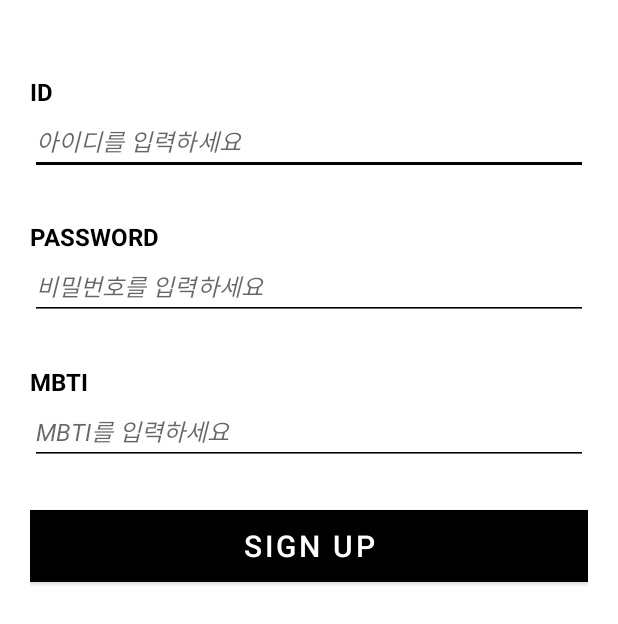
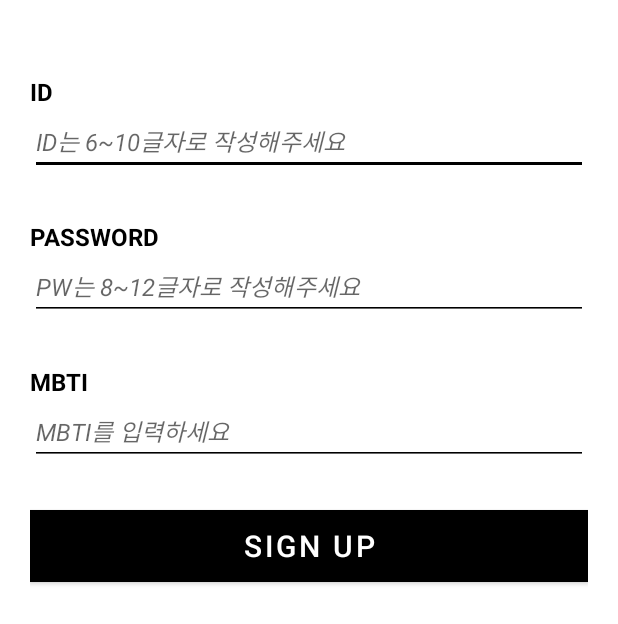
Before and after one commit to IN-SOPT-ANDROID/Yongmin-Kwon, an Android app: the SignUpActivity screen opened directly, with no data from a screen before it, on a phone screen of 412 x 824 dp. Shown: the top 624 px of the screen. Run offline under Robolectric (Android 15) with nearby library versions, the phone set to English and light mode, and no system bars.

Commit message:
modify signUp hint

```diff
--- a/app/src/main/res/layout/activity_sign_up.xml
+++ b/app/src/main/res/layout/activity_sign_up.xml
@@ -23,7 +23,7 @@
         android:layout_width="0dp"
         android:layout_height="wrap_content"
         android:backgroundTint="@color/black"
-        android:hint="@string/enterId"
+        android:hint="@string/idDescription"
         app:layout_constraintEnd_toEndOf="parent"
         app:layout_constraintStart_toStartOf="parent"
         app:layout_constraintTop_toBottomOf="@+id/textSignUpId" />
@@ -44,7 +44,7 @@
         android:layout_width="0dp"
         android:layout_height="wrap_content"
         android:backgroundTint="@color/black"
-        android:hint="@string/enterPw"
+        android:hint="@string/pwDescription"
         android:inputType="textPassword"
         app:layout_constraintEnd_toEndOf="parent"
         app:layout_constraintStart_toStartOf="parent"
--- a/app/src/main/res/values/strings.xml
+++ b/app/src/main/res/values/strings.xml
@@ -19,6 +19,8 @@
     <string name="mbtiIsStrange">없는 MBTI입니다</string>
     <string name="mbtiIsShort">MBTI가 짧습니다</string>
     <string name="needSignUp">회원가입이 필요합니다</string>
+    <string name="idDescription">ID는 6~10글자로 작성해주세요</string>
+    <string name="pwDescription">PW는 8~12글자로 작성해주세요</string>
 
     <string name="myPageName">이름 : %1$s</string>
     <string name="myPageMbti">MBTI : %1$s</string>
```
